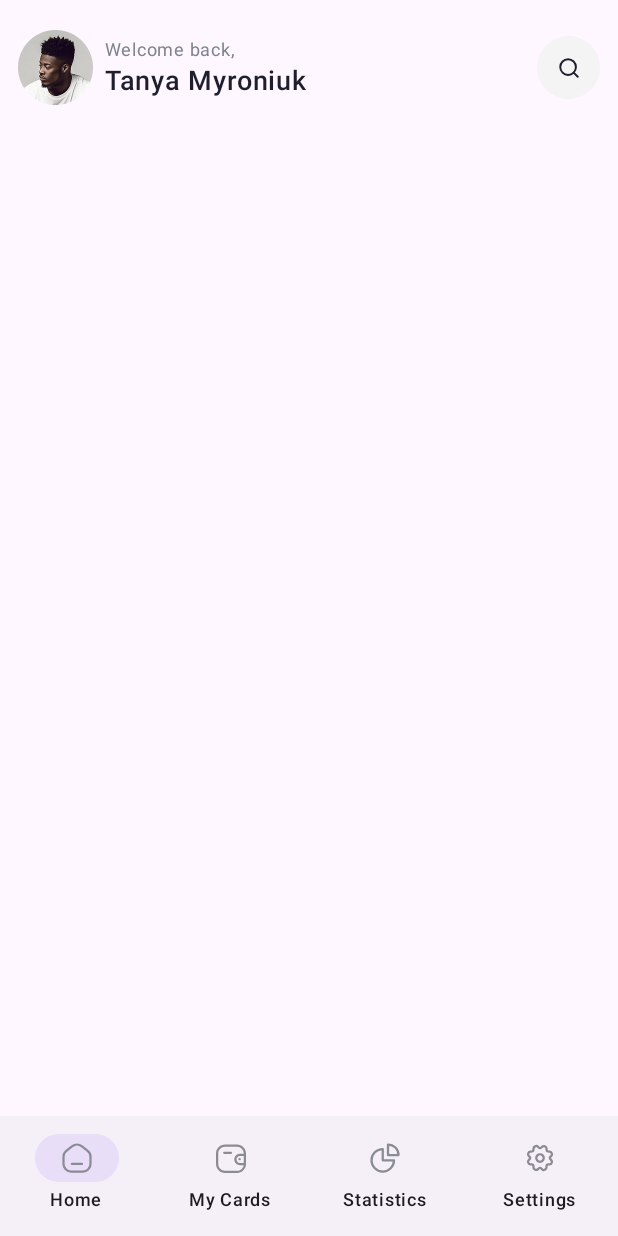
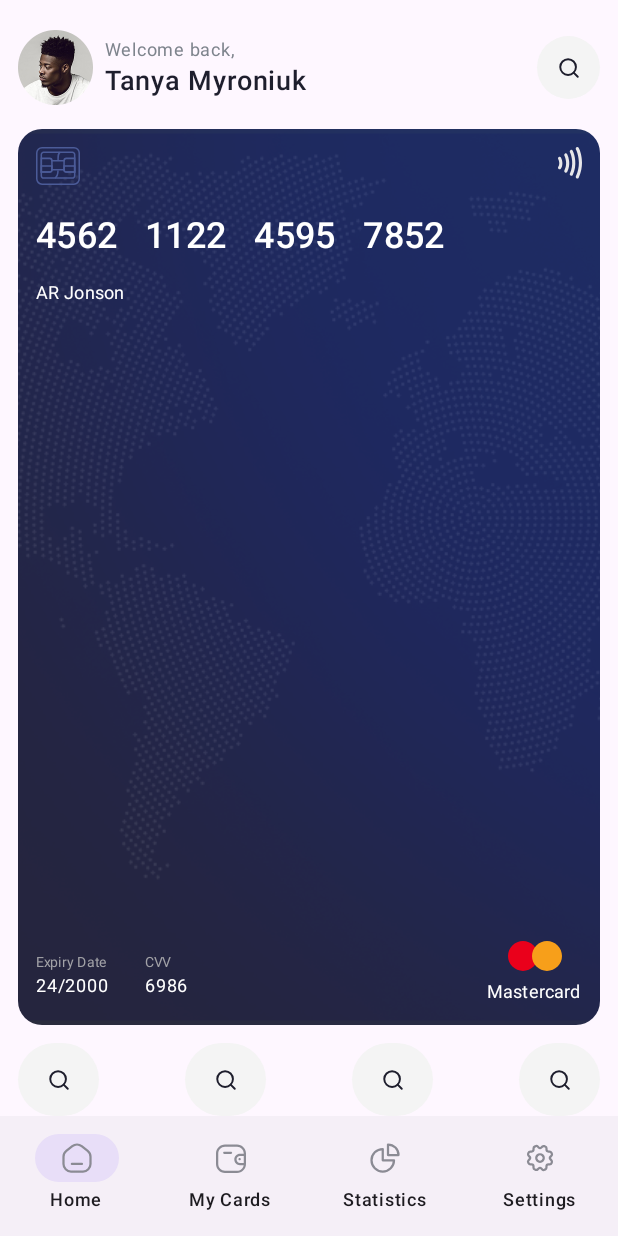
Before and after one commit to PNThanggg/JetpackCompose, an Android app built with Jetpack Compose: the screen it shows after launch (MainActivity), on a phone screen of 412 x 824 dp. Run offline under Robolectric (Android 15) with nearby library versions, the phone set to English and light mode, and no system bars; our stand-ins replace Dagger/Hilt's generated code, Timber; libraries missing offline, so code that uses them is left out: modules.core.theme; missing, so only their content is drawn: JetpackComposeTheme.

Commit message:
:sparkles: Enhance HomeScreen with CardWidget and ItemRow components

```diff
--- a/Apps/BankPick/src/main/java/jc/app/bank_pick/screen/home/HomeScreen.kt
+++ b/Apps/BankPick/src/main/java/jc/app/bank_pick/screen/home/HomeScreen.kt
@@ -1,13 +1,30 @@
 package jc.app.bank_pick.screen.home
 
+import androidx.compose.foundation.Image
+import androidx.compose.foundation.background
+import androidx.compose.foundation.layout.Arrangement
+import androidx.compose.foundation.layout.Box
 import androidx.compose.foundation.layout.Column
+import androidx.compose.foundation.layout.Row
+import androidx.compose.foundation.layout.Spacer
 import androidx.compose.foundation.layout.fillMaxSize
+import androidx.compose.foundation.layout.fillMaxWidth
+import androidx.compose.foundation.layout.height
 import androidx.compose.foundation.layout.padding
+import androidx.compose.foundation.layout.size
+import androidx.compose.foundation.shape.CircleShape
+import androidx.compose.material3.Text
 import androidx.compose.runtime.Composable
+import androidx.compose.ui.Alignment
 import androidx.compose.ui.Modifier
+import androidx.compose.ui.graphics.Color
+import androidx.compose.ui.res.painterResource
+import androidx.compose.ui.res.stringResource
 import androidx.compose.ui.tooling.preview.Preview
 import androidx.compose.ui.unit.dp
+import jc.app.bank_pick.R
 import jc.app.bank_pick.screen.home.widget.HomeHeader
+import jc.app.bank_pick.widget.CardWidget
 
 @Preview(showBackground = true)
 @Composable
@@ -18,5 +35,63 @@ fun HomeScreen() {
             .padding(top = 16.dp, start = 12.dp, end = 12.dp)
     ) {
         HomeHeader()
+
+        Spacer(modifier = Modifier.height(12.dp))
+
+        CardWidget()
+
+        Spacer(modifier = Modifier.height(12.dp))
+
+        Row(
+            modifier = Modifier.fillMaxWidth(),
+            horizontalArrangement = Arrangement.SpaceBetween,
+        ) {
+            ItemRow(
+                title = "Sent"
+            )
+
+            ItemRow(
+                title = "Sent"
+            )
+
+            ItemRow(
+                title = "Sent"
+            )
+
+            ItemRow(
+                title = "Sent"
+            )
+        }
     }
 }
+
+@Composable
+fun ItemRow(
+    modifier: Modifier = Modifier, title: String
+) {
+    Column(
+        horizontalAlignment = Alignment.CenterHorizontally
+    ) {
+        Box(
+            modifier = Modifier
+                .size(54.dp)
+                .background(
+                    shape = CircleShape,
+                    color = Color(0xFFF4F4F4),
+                ),
+            contentAlignment = Alignment.Center,
+        ) {
+            Image(
+                modifier = Modifier.size(20.dp),
+                contentDescription = stringResource(R.string.app_name),
+                painter = painterResource(R.drawable.ic_search),
+            )
+        }
+
+        Spacer(modifier = Modifier.height(4.dp))
+
+        Text(
+            text = title
+        )
+    }
+}
--- a/Apps/BankPick/src/main/java/jc/app/bank_pick/screen/intro/IntroScreen.kt
+++ b/Apps/BankPick/src/main/java/jc/app/bank_pick/screen/intro/IntroScreen.kt
@@ -22,7 +22,6 @@ import androidx.compose.ui.tooling.preview.Preview
 import androidx.compose.ui.unit.TextUnit
 import androidx.compose.ui.unit.TextUnitType
 import androidx.compose.ui.unit.dp
-import androidx.compose.ui.unit.max
 
 @Composable
 fun IntroScreen(
--- /dev/null
+++ b/Apps/BankPick/src/main/java/jc/app/bank_pick/widget/CardWidget.kt
@@ -0,0 +1,161 @@
+package jc.app.bank_pick.widget
+
+import androidx.compose.foundation.Image
+import androidx.compose.foundation.layout.Arrangement
+import androidx.compose.foundation.layout.Box
+import androidx.compose.foundation.layout.Column
+import androidx.compose.foundation.layout.Row
+import androidx.compose.foundation.layout.Spacer
+import androidx.compose.foundation.layout.fillMaxWidth
+import androidx.compose.foundation.layout.height
+import androidx.compose.foundation.layout.padding
+import androidx.compose.foundation.layout.size
+import androidx.compose.foundation.layout.width
+import androidx.compose.foundation.shape.RoundedCornerShape
+import androidx.compose.material3.MaterialTheme
+import androidx.compose.material3.Text
+import androidx.compose.runtime.Composable
+import androidx.compose.ui.Alignment
+import androidx.compose.ui.Modifier
+import androidx.compose.ui.draw.clip
+import androidx.compose.ui.graphics.Color
+import androidx.compose.ui.layout.ContentScale
+import androidx.compose.ui.res.painterResource
+import androidx.compose.ui.res.stringResource
+import androidx.compose.ui.text.font.FontWeight
+import androidx.compose.ui.tooling.preview.Preview
+import androidx.compose.ui.unit.TextUnit
+import androidx.compose.ui.unit.TextUnitType
+import androidx.compose.ui.unit.dp
+import jc.app.bank_pick.R
+
+@Composable
+fun CardWidget() {
+    Box {
+        Image(
+            modifier = Modifier
+                .fillMaxWidth()
+                .clip(shape = RoundedCornerShape(16.dp)),
+            painter = painterResource(R.drawable.bg_card),
+            contentDescription = stringResource(R.string.app_name),
+            contentScale = ContentScale.Crop,
+        )
+
+        Column(
+            modifier = Modifier
+                .matchParentSize()
+                .padding(12.dp)
+        ) {
+            Row(
+                horizontalArrangement = Arrangement.SpaceBetween,
+            ) {
+                Image(
+                    modifier = Modifier.size(29.dp, 25.dp),
+                    painter = painterResource(R.drawable.ic_chips),
+                    contentDescription = stringResource(R.string.app_name)
+                )
+
+                Spacer(modifier = Modifier.weight(1F))
+
+                Image(
+                    modifier = Modifier.size(16.dp, 22.dp),
+                    painter = painterResource(R.drawable.ic_union),
+                    contentDescription = stringResource(R.string.app_name)
+                )
+            }
+
+            Spacer(modifier = Modifier.height(20.dp))
+
+            Text(
+                text = "4562   1122   4595   7852",
+                style = MaterialTheme.typography.titleMedium.copy(
+                    fontWeight = FontWeight.W500,
+                    fontSize = TextUnit(24F, TextUnitType.Sp),
+                    color = Color.White
+                )
+            )
+
+            Spacer(modifier = Modifier.height(12.dp))
+
+            Text(
+                text = "AR Jonson", style = MaterialTheme.typography.titleMedium.copy(
+                    fontWeight = FontWeight.W400,
+                    fontSize = TextUnit(12F, TextUnitType.Sp),
+                    color = Color.White
+                )
+            )
+
+            Spacer(modifier = Modifier.weight(1F))
+
+            Row(
+                verticalAlignment = Alignment.CenterVertically,
+            ) {
+                Column(
+                    horizontalAlignment = Alignment.Start
+                ) {
+                    Text(
+                        text = "Expiry Date", style = MaterialTheme.typography.labelSmall.copy(
+                            fontWeight = FontWeight.W400,
+                            fontSize = TextUnit(9F, TextUnitType.Sp),
+                            color = Color(0xFFA2A2A7)
+                        )
+                    )
+
+                    Text(
+                        text = "24/2000", style = MaterialTheme.typography.labelMedium.copy(
+                            fontWeight = FontWeight.W400,
+                            fontSize = TextUnit(12F, TextUnitType.Sp),
+                            color = Color.White
+                        )
+                    )
+
+                }
+
+                Spacer(modifier = Modifier.width(24.dp))
+
+                Column(
+                    horizontalAlignment = Alignment.Start
+                ) {
+                    Text(
+                        text = "CVV", style = MaterialTheme.typography.labelSmall.copy(
+                            fontWeight = FontWeight.W400,
+                            fontSize = TextUnit(9F, TextUnitType.Sp),
+                            color = Color(0xFFA2A2A7)
+                        )
+                    )
+
+                    Text(
+                        text = "6986", style = MaterialTheme.typography.labelMedium.copy(
+                            fontWeight = FontWeight.W400,
+                            fontSize = TextUnit(12F, TextUnitType.Sp),
+                            color = Color.White
+                        )
+                    )
+
+                }
+
+                Spacer(modifier = Modifier.weight(1F))
+
+                Column(
+                    horizontalAlignment = Alignment.CenterHorizontally
+                ) {
+                    Image(
+                        modifier = Modifier.size(36.dp, 20.dp),
+                        painter = painterResource(R.drawable.ic_mastercard),
+                        contentDescription = stringResource(R.string.app_name)
+                    )
+
+                    Spacer(modifier = Modifier.height(4.dp))
+
+                    Text(
+                        text = "Mastercard", style = MaterialTheme.typography.labelLarge.copy(
+                            fontWeight = FontWeight.W400,
+                            fontSize = TextUnit(12F, TextUnitType.Sp),
+                            color = Color.White
+                        )
+                    )
+                }
+            }
+        }
+    }
+}
--- /dev/null
+++ b/Apps/BankPick/src/main/res/drawable/ic_mastercard.xml
@@ -0,0 +1,12 @@
+<vector xmlns:android="http://schemas.android.com/apk/res/android"
+    android:width="36dp"
+    android:height="20dp"
+    android:viewportWidth="36"
+    android:viewportHeight="20">
+    <path
+        android:fillColor="#EA001B"
+        android:pathData="M10,10m-10,0a10,10 0,1 1,20 0a10,10 0,1 1,-20 0" />
+    <path
+        android:fillColor="#F79F1A"
+        android:pathData="M26,10m-10,0a10,10 0,1 1,20 0a10,10 0,1 1,-20 0" />
+</vector>
```
